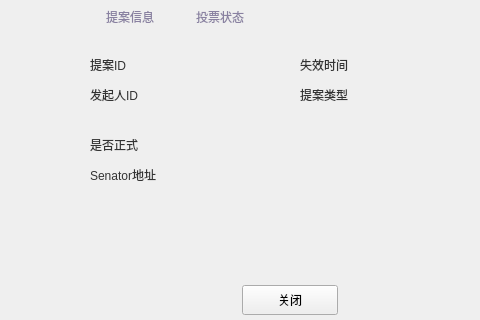
HcashOrg/hx-indicator, file LNKWallet/guard/ProposalDetailDialog.ui: the form before one commit; both pictures show x 190 to 670 and y 126 to 446 of the 960 by 543 pixel window.
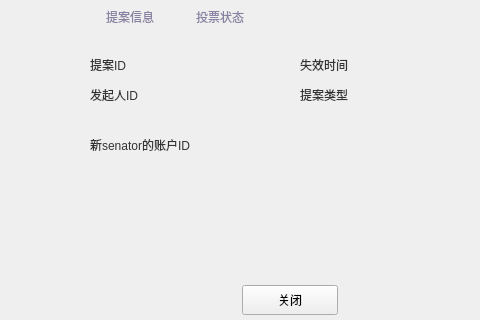
The form after the commit. The open tabs and pages were chosen to show the change.

Commit message: add proposal type

Patch:
```diff
--- a/LNKWallet/guard/ProposalDetailDialog.ui
+++ b/LNKWallet/guard/ProposalDetailDialog.ui
@@ -653,9 +653,9 @@
         <widget class="QLabel" name="isFormalLabel">
          <property name="geometry">
           <rect>
-           <x>120</x>
-           <y>20</y>
-           <width>120</width>
+           <x>30</x>
+           <y>40</y>
+           <width>200</width>
            <height>20</height>
           </rect>
          </property>
@@ -671,25 +671,43 @@
           <rect>
            <x>30</x>
            <y>20</y>
-           <width>80</width>
+           <width>300</width>
            <height>20</height>
           </rect>
          </property>
          <property name="text">
-          <string>是否正式</string>
+          <string>新senator的账户ID</string>
+         </property>
+        </widget>
+       </widget>
+       <widget class="QWidget" name="resignGuardPage">
+        <widget class="QLabel" name="resignGuardLabel">
+         <property name="geometry">
+          <rect>
+           <x>30</x>
+           <y>40</y>
+           <width>200</width>
+           <height>20</height>
+          </rect>
+         </property>
+         <property name="text">
+          <string/>
+         </property>
+         <property name="textInteractionFlags">
+          <set>Qt::LinksAccessibleByMouse|Qt::TextSelectableByMouse</set>
          </property>
         </widget>
         <widget class="QLabel" name="label_20">
          <property name="geometry">
           <rect>
            <x>30</x>
-           <y>50</y>
-           <width>80</width>
+           <y>20</y>
+           <width>300</width>
            <height>20</height>
           </rect>
          </property>
          <property name="text">
-          <string>Senator地址</string>
+          <string>辞职senator的账户ID</string>
          </property>
         </widget>
         <widget class="QLabel" name="guardAddressLabel">
```
Left out of the diff: 26 changed lines with no effect on the pictures. The commit also changes 11 other files.
